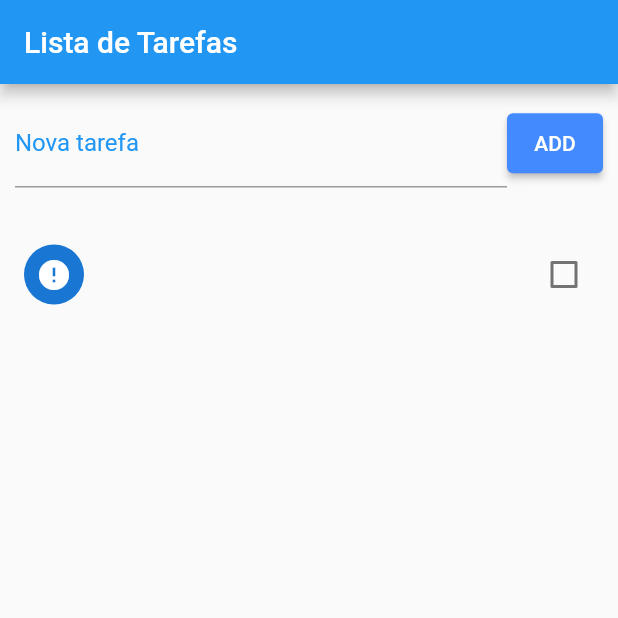
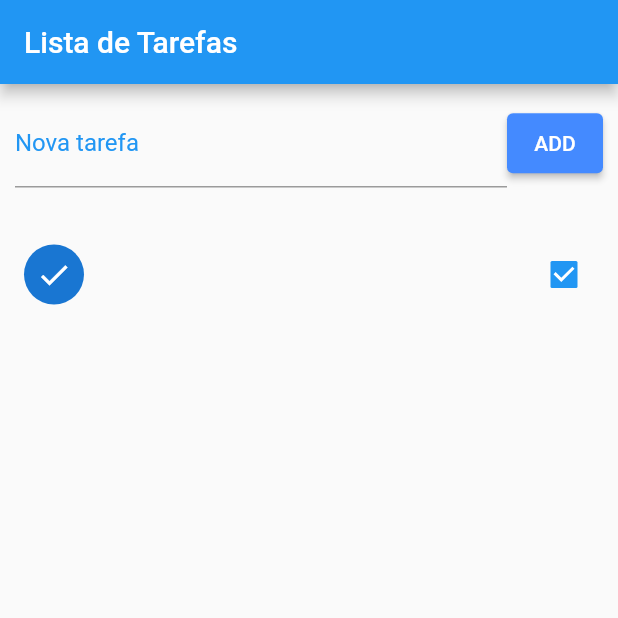
Before and after one commit to itamarpambo751/ToDoList-Dart-Flutter, a Flutter app: the screen it shows after launch, after a tap on "ADD", after a tap on the "error" icon, on a phone screen of 412 x 824 dp, the top half of it. Run offline on Flutter 3.47's test engine with Material 2 defaults, Android fonts, the light colour scheme and no system bars.

Commit message:
Adicionando Marking

```diff
--- a/lib/main.dart
+++ b/lib/main.dart
@@ -67,12 +67,14 @@ class _HomeState extends State<Home> {
             itemBuilder: (context, index) {
               return CheckboxListTile(
                 title: Text(_toDoList[index]["title"]),
-                value: false,
+                value: _toDoList[index]["ok"],
                 secondary: CircleAvatar(
                   child: Icon(_toDoList[index]["ok"] ? Icons.check : Icons.error),
                 ),
                 onChanged: (e) {
-
+                  setState(() {
+                    _toDoList[index]["ok"] = e;
+                  });
                 },
               );
             },
```
